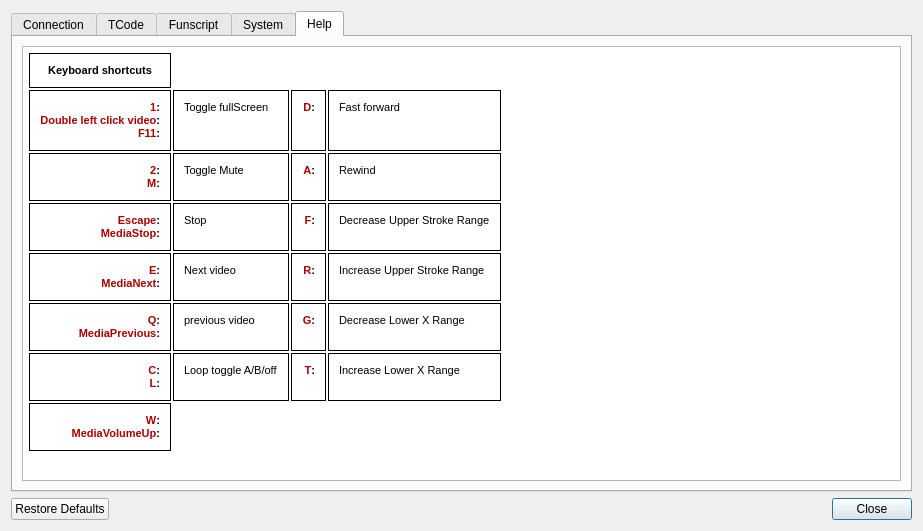
Old version of the form src/settings.ui in the repository jcfain/XTPlayer.
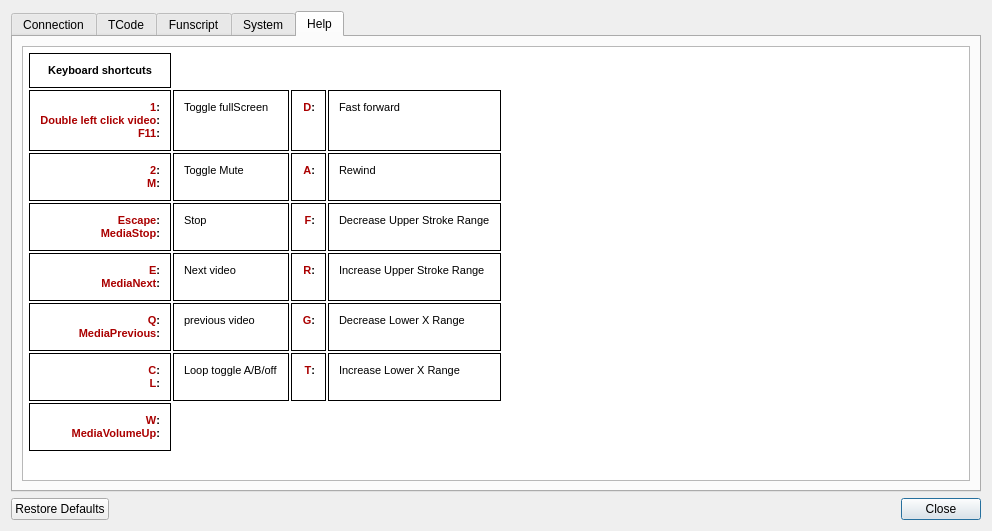
New version of the form. The open tabs and pages were chosen to show the change. Icons and pictures are not drawn.

Commit message: Updating linux build

Diff of the .ui file:
```diff
--- a/src/settings.ui
+++ b/src/settings.ui
@@ -6,7 +6,7 @@
    <rect>
     <x>0</x>
     <y>0</y>
-    <width>923</width>
+    <width>992</width>
     <height>531</height>
    </rect>
   </property>
@@ -20,7 +20,7 @@
   <property name="modal">
    <bool>true</bool>
   </property>
-  <layout class="QGridLayout" name="gridLayout_2" rowstretch="0,0,0,0,0,0,0">
+  <layout class="QGridLayout" name="gridLayout_2" rowstretch="0,0,0,0,0,0">
    <property name="sizeConstraint">
     <enum>QLayout::SetNoConstraint</enum>
    </property>
@@ -596,11 +596,11 @@
           <string>&lt;!DOCTYPE HTML PUBLIC &quot;-//W3C//DTD HTML 4.0//EN&quot; &quot;http://www.w3.org/TR/REC-html40/strict.dtd&quot;&gt;
 &lt;html&gt;&lt;head&gt;&lt;meta name=&quot;qrichtext&quot; content=&quot;1&quot; /&gt;&lt;style type=&quot;text/css&quot;&gt;
 p, li { white-space: pre-wrap; }
-&lt;/style&gt;&lt;/head&gt;&lt;body style=&quot; font-family:'MS Shell Dlg 2'; font-size:8.25pt; font-weight:400; font-style:normal;&quot;&gt;
+&lt;/style&gt;&lt;/head&gt;&lt;body style=&quot; font-family:'Noto Sans'; font-size:9pt; font-weight:400; font-style:normal;&quot;&gt;
 &lt;table border=&quot;0&quot; style=&quot; margin-top:0px; margin-bottom:0px; margin-left:0px; margin-right:0px; border-collapse:collapse;&quot; cellspacing=&quot;2&quot; cellpadding=&quot;0&quot;&gt;&lt;thead&gt;
 &lt;tr&gt;
 &lt;td style=&quot; padding-left:10; padding-right:10; padding-top:10; padding-bottom:10; border-top:1px; border-right:1px; border-bottom:1px; border-left:1px; border-top-color:#000000; border-right-color:#000000; border-bottom-color:#000000; border-left-color:#000000; border-top-style:solid; border-right-style:solid; border-bottom-style:solid; border-left-style:solid;&quot;&gt;
-&lt;p align=&quot;center&quot; style=&quot; margin-top:0px; margin-bottom:0px; margin-left:0px; margin-right:0px; -qt-block-indent:0; text-indent:0px;&quot;&gt;&lt;span style=&quot; font-size:8pt; font-weight:600;&quot;&gt;Keyboard shortcuts&lt;/span&gt;&lt;/p&gt;&lt;/td&gt;
+&lt;p align=&quot;center&quot; style=&quot; margin-top:0px; margin-bottom:0px; margin-left:0px; margin-right:0px; -qt-block-indent:0; text-indent:0px;&quot;&gt;&lt;span style=&quot; font-family:'MS Shell Dlg 2'; font-size:8pt; font-weight:600;&quot;&gt;Keyboard shortcuts&lt;/span&gt;&lt;/p&gt;&lt;/td&gt;
 &lt;td&gt;&lt;/td&gt;
 &lt;td&gt;&lt;/td&gt;
 &lt;td&gt;&lt;/td&gt;
@@ -652,7 +652,7 @@
 &lt;td style=&quot; padding-left:10; padding-right:10; padding-top:10; padding-bottom:10; border-top:1px; border-right:1px; border-bottom:1px; border-left:1px; border-top-color:#000000; border-right-color:#000000; border-bottom-color:#000000; border-left-color:#000000; border-top-style:solid; border-right-style:solid; border-bottom-style:solid; border-left-style:solid;&quot;&gt;
 &lt;p align=&quot;right&quot; style=&quot; margin-top:0px; margin-bottom:0px; margin-left:0px; margin-right:0px; -qt-block-indent:0; text-indent:0px;&quot;&gt;&lt;span style=&quot; font-family:'Courier New'; font-size:8pt; font-weight:600; color:#aa0000;&quot;&gt;R&lt;/span&gt;&lt;span style=&quot; font-family:'Courier New'; font-size:8pt; font-weight:600;&quot;&gt;:&lt;/span&gt;&lt;/p&gt;&lt;/td&gt;
 &lt;td style=&quot; padding-left:10; padding-right:10; padding-top:10; padding-bottom:10; border-top:1px; border-right:1px; border-bottom:1px; border-left:1px; border-top-color:#000000; border-right-color:#000000; border-bottom-color:#000000; border-left-color:#000000; border-top-style:solid; border-right-style:solid; border-bottom-style:solid; border-left-style:solid;&quot;&gt;
-&lt;p style=&quot; margin-top:0px; margin-bottom:0px; margin-left:0px; margin-right:0px; -qt-block-indent:0; text-indent:0px;&quot;&gt;&lt;span style=&quot; font-size:8pt;&quot;&gt;Increase Upper Stroke Range&lt;/span&gt;&lt;/p&gt;&lt;/td&gt;
+&lt;p style=&quot; margin-top:0px; margin-bottom:0px; margin-left:0px; margin-right:0px; -qt-block-indent:0; text-indent:0px;&quot;&gt;&lt;span style=&quot; font-family:'MS Shell Dlg 2'; font-size:8pt;&quot;&gt;Increase Upper Stroke Range&lt;/span&gt;&lt;/p&gt;&lt;/td&gt;
 &lt;td&gt;&lt;/td&gt;
 &lt;td&gt;&lt;/td&gt;&lt;/tr&gt;
 &lt;tr&gt;
@@ -676,7 +676,7 @@
 &lt;td style=&quot; padding-left:10; padding-right:10; padding-top:10; padding-bottom:10; border-top:1px; border-right:1px; border-bottom:1px; border-left:1px; border-top-color:#000000; border-right-color:#000000; border-bottom-color:#000000; border-left-color:#000000; border-top-style:solid; border-right-style:solid; border-bottom-style:solid; border-left-style:solid;&quot;&gt;
 &lt;p align=&quot;right&quot; style=&quot; margin-top:0px; margin-bottom:0px; margin-left:0px; margin-right:0px; -qt-block-indent:0; text-indent:0px;&quot;&gt;&lt;span style=&quot; font-family:'Courier New'; font-size:8pt; font-weight:600; color:#aa0000;&quot;&gt;T&lt;/span&gt;&lt;span style=&quot; font-family:'Courier New'; font-size:8pt; font-weight:600;&quot;&gt;:&lt;/span&gt;&lt;/p&gt;&lt;/td&gt;
 &lt;td style=&quot; padding-left:10; padding-right:10; padding-top:10; padding-bottom:10; border-top:1px; border-right:1px; border-bottom:1px; border-left:1px; border-top-color:#000000; border-right-color:#000000; border-bottom-color:#000000; border-left-color:#000000; border-top-style:solid; border-right-style:solid; border-bottom-style:solid; border-left-style:solid;&quot;&gt;
-&lt;p style=&quot; margin-top:0px; margin-bottom:0px; margin-left:0px; margin-right:0px; -qt-block-indent:0; text-indent:0px;&quot;&gt;&lt;span style=&quot; font-size:8pt;&quot;&gt;Increase Lower X Range&lt;/span&gt;&lt;/p&gt;&lt;/td&gt;
+&lt;p style=&quot; margin-top:0px; margin-bottom:0px; margin-left:0px; margin-right:0px; -qt-block-indent:0; text-indent:0px;&quot;&gt;&lt;span style=&quot; font-family:'MS Shell Dlg 2'; font-size:8pt;&quot;&gt;Increase Lower X Range&lt;/span&gt;&lt;/p&gt;&lt;/td&gt;
 &lt;td&gt;&lt;/td&gt;
 &lt;td&gt;&lt;/td&gt;&lt;/tr&gt;
 &lt;tr&gt;
@@ -700,13 +700,13 @@
 &lt;td style=&quot; padding-left:10; padding-right:10; padding-top:10; padding-bottom:10; border-top:1px; border-right:1px; border-bottom:1px; border-left:1px; border-top-color:#000000; border-right-color:#000000; border-bottom-color:#000000; border-left-color:#000000; border-top-style:solid; border-right-style:solid; border-bottom-style:solid; border-left-style:solid;&quot;&gt;
 &lt;p align=&quot;right&quot; style=&quot; margin-top:0px; margin-bottom:0px; margin-left:0px; margin-right:0px; -qt-block-indent:0; text-indent:0px;&quot;&gt;&lt;span style=&quot; font-family:'Courier New'; font-size:8pt; font-weight:600; color:#aa0000;&quot;&gt;Z&lt;/span&gt;&lt;span style=&quot; font-family:'Courier New'; font-size:8pt; font-weight:600;&quot;&gt;:&lt;/span&gt;&lt;/p&gt;&lt;/td&gt;
 &lt;td style=&quot; padding-left:10; padding-right:10; padding-top:10; padding-bottom:10; border-top:1px; border-right:1px; border-bottom:1px; border-left:1px; border-top-color:#000000; border-right-color:#000000; border-bottom-color:#000000; border-left-color:#000000; border-top-style:solid; border-right-style:solid; border-bottom-style:solid; border-left-style:solid;&quot;&gt;
-&lt;p style=&quot; margin-top:0px; margin-bottom:0px; margin-left:0px; margin-right:0px; -qt-block-indent:0; text-indent:0px;&quot;&gt;&lt;span style=&quot; font-size:8pt;&quot;&gt;Decrease Stroke Range&lt;/span&gt;&lt;/p&gt;&lt;/td&gt;
+&lt;p style=&quot; margin-top:0px; margin-bottom:0px; margin-left:0px; margin-right:0px; -qt-block-indent:0; text-indent:0px;&quot;&gt;&lt;span style=&quot; font-family:'MS Shell Dlg 2'; font-size:8pt;&quot;&gt;Decrease Stroke Range&lt;/span&gt;&lt;/p&gt;&lt;/td&gt;
 &lt;td&gt;&lt;/td&gt;
 &lt;td&gt;&lt;/td&gt;&lt;/tr&gt;
 &lt;tr&gt;
 &lt;td style=&quot; padding-left:10; padding-right:10; padding-top:10; padding-bottom:10; border-top:1px; border-right:1px; border-bottom:1px; border-left:1px; border-top-color:#000000; border-right-color:#000000; border-bottom-color:#000000; border-left-color:#000000; border-top-style:solid; border-right-style:solid; border-bottom-style:solid; border-left-style:solid;&quot;&gt;
 &lt;p align=&quot;right&quot; style=&quot; margin-top:0px; margin-bottom:0px; margin-left:0px; margin-right:0px; -qt-block-indent:0; text-indent:0px;&quot;&gt;&lt;span style=&quot; font-family:'Courier New'; font-size:8pt; font-weight:600; color:#aa0000;&quot;&gt;Right click video&lt;/span&gt;&lt;span style=&quot; font-family:'Courier New'; font-size:8pt; font-weight:600; color:#000000;&quot;&gt;:&lt;/span&gt;&lt;/p&gt;
-&lt;p align=&quot;right&quot; style=&quot; margin-top:0px; margin-bottom:0px; margin-left:0px; margin-right:0px; -qt-block-indent:0; text-indent:0px;&quot;&gt;&lt;span style=&quot; font-size:8pt; font-weight:600; color:#aa0000;&quot;&gt;Space&lt;/span&gt;&lt;span style=&quot; font-size:8pt; font-weight:600;&quot;&gt;:&lt;/span&gt;&lt;/p&gt;
+&lt;p align=&quot;right&quot; style=&quot; margin-top:0px; margin-bottom:0px; margin-left:0px; margin-right:0px; -qt-block-indent:0; text-indent:0px;&quot;&gt;&lt;span style=&quot; font-family:'MS Shell Dlg 2'; font-size:8pt; font-weight:600; color:#aa0000;&quot;&gt;Space&lt;/span&gt;&lt;span style=&quot; font-family:'MS Shell Dlg 2'; font-size:8pt; font-weight:600;&quot;&gt;:&lt;/span&gt;&lt;/p&gt;
 &lt;p align=&quot;right&quot; style=&quot; margin-top:0px; margin-bottom:0px; margin-left:0px; margin-right:0px; -qt-block-indent:0; text-indent:0px;&quot;&gt;&lt;span style=&quot; font-family:'Courier New'; font-size:8pt; font-weight:600; color:#aa0000;&quot;&gt;Enter&lt;/span&gt;&lt;span style=&quot; font-family:'Courier New'; font-size:8pt; font-weight:600;&quot;&gt;:&lt;/span&gt;&lt;/p&gt;
 &lt;p align=&quot;right&quot; style=&quot; margin-top:0px; margin-bottom:0px; margin-left:0px; margin-right:0px; -qt-block-indent:0; text-indent:0px;&quot;&gt;&lt;span style=&quot; font-family:'Courier New'; font-size:8pt; font-weight:600; color:#aa0000;&quot;&gt;MediaPause&lt;/span&gt;&lt;span style=&quot; font-family:'Courier New'; font-size:8pt; font-weight:600;&quot;&gt;:&lt;/span&gt;&lt;/p&gt;
 &lt;p align=&quot;right&quot; style=&quot; margin-top:0px; margin-bottom:0px; margin-left:0px; margin-right:0px; -qt-block-indent:0; text-indent:0px;&quot;&gt;&lt;span style=&quot; font-family:'Courier New'; font-size:8pt; font-weight:600; color:#aa0000;&quot;&gt;MediaTogglePlayPause&lt;/span&gt;&lt;/p&gt;&lt;/td&gt;
```
Left out of the diff: 4 changed lines with no effect on the pictures. The commit also changes 2 other files.
